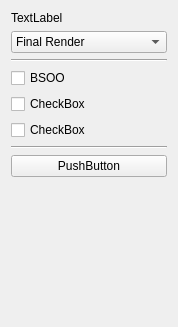
The window that FirstProject/rendersettings.ui (rogerta97/RenderEngine) describes before a commit, drawn with Qt 5.
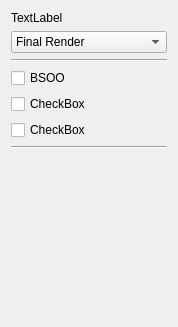
The same window after the commit.

Patch:
```diff
--- a/FirstProject/rendersettings.ui
+++ b/FirstProject/rendersettings.ui
@@ -65,13 +65,6 @@
      </property>
     </widget>
    </item>
-   <item>
-    <widget class="QPushButton" name="pushButton">
-     <property name="text">
-      <string>PushButton</string>
-     </property>
-    </widget>
-   </item>
    <item>
     <spacer name="verticalSpacer">
      <property name="orientation">
```
